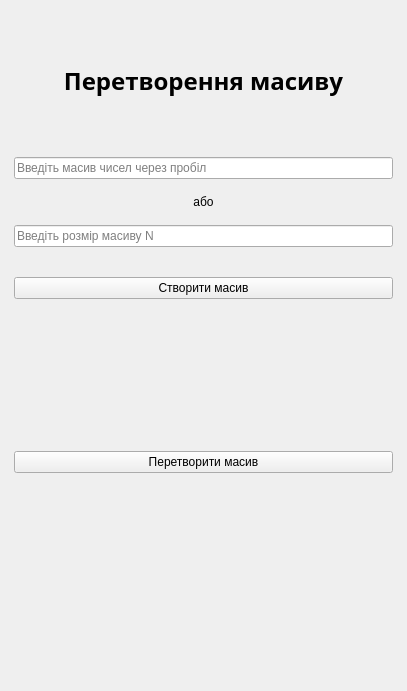
Ihor-Mykytiuk/university-projects, file lab5/ui/task1_interface.ui: the form before one commit.
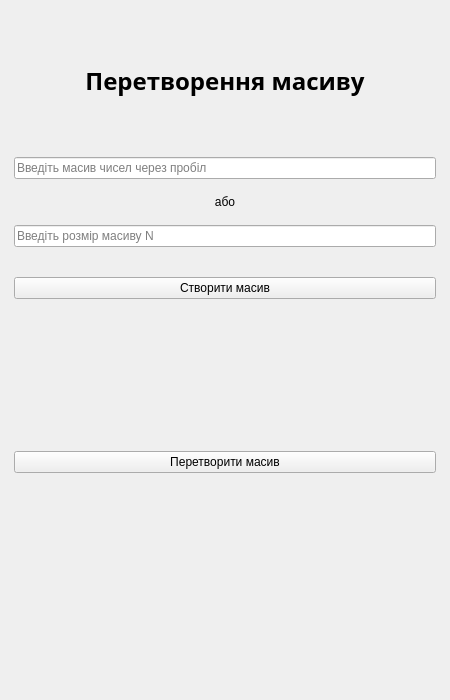
The form after the commit.

```diff
--- a/lab5/ui/task1_interface.ui
+++ b/lab5/ui/task1_interface.ui
@@ -6,8 +6,8 @@
    <rect>
     <x>0</x>
     <y>0</y>
-    <width>407</width>
-    <height>691</height>
+    <width>450</width>
+    <height>700</height>
    </rect>
   </property>
   <property name="windowTitle">
```
